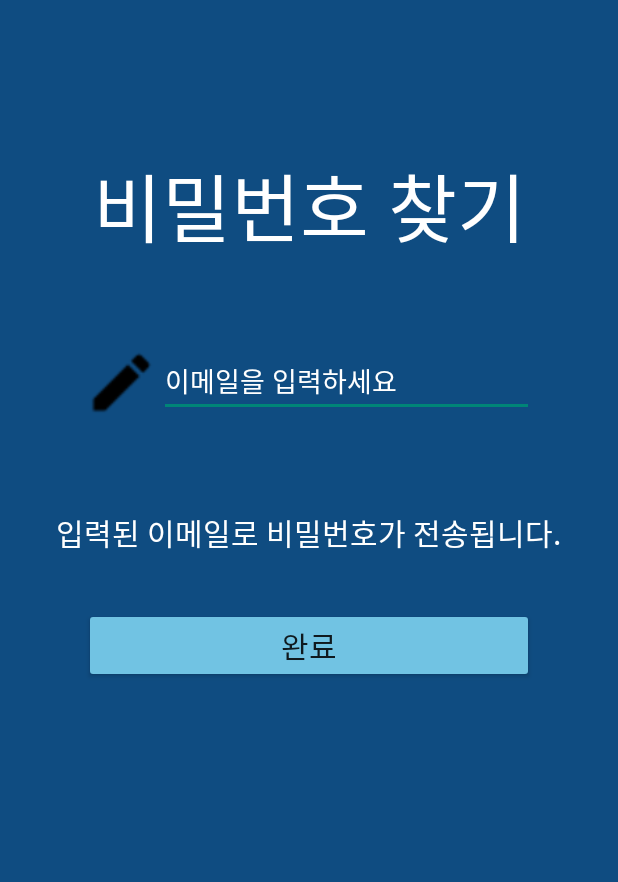
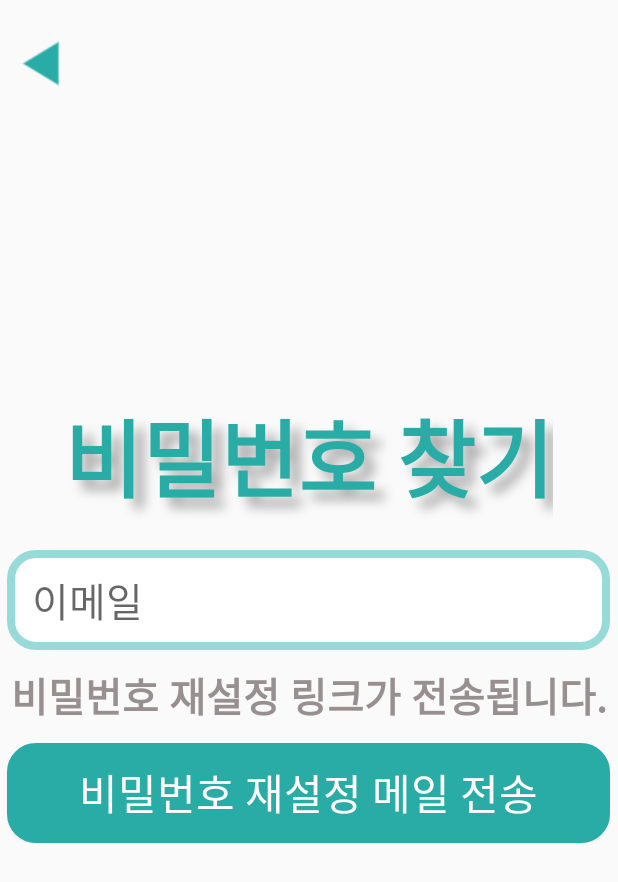
Before and after one commit to Hae-Riri/ObjectDetection, an Android app: the FindPasswordActivity screen opened directly, with no data from a screen before it, on a phone screen of 412 x 824 dp. Shown: the top 882 px of the screen. Run offline under Robolectric (Android 15) with nearby library versions, the phone set to English and light mode, and no system bars; our stand-ins replace Firebase (no records; nobody signed in at launch, a user with empty details on screens opened directly).

Commit message:
findPW complete

```diff
--- a/app/src/main/java/org/tensorflow/lite/examples/detection/FindPasswordActivity.java
+++ b/app/src/main/java/org/tensorflow/lite/examples/detection/FindPasswordActivity.java
@@ -1,27 +1,83 @@
 package org.tensorflow.lite.examples.detection;
 
+import android.app.ProgressDialog;
 import android.content.Intent;
 import android.os.Bundle;
 import android.view.View;
 import android.widget.Button;
+import android.widget.EditText;
+import android.widget.ImageView;
+import android.widget.Toast;
 
+import androidx.annotation.NonNull;
 import androidx.appcompat.app.AppCompatActivity;
 
+import com.google.android.gms.tasks.OnCompleteListener;
+import com.google.android.gms.tasks.Task;
+import com.google.firebase.auth.FirebaseAuth;
+import com.google.firebase.auth.FirebaseUser;
+
 public class FindPasswordActivity extends AppCompatActivity {
+    ProgressDialog dialog;
+    private FirebaseAuth mAuth;
+    FirebaseUser currentUser;
+
+    EditText email;
+
     @Override
     protected void onCreate(Bundle savedInstanceState) {
         super.onCreate(savedInstanceState);
         setContentView(R.layout.activity_findpassword);
 
-        // 완료 버튼
-        Button emailBtn = (Button)findViewById(R.id.sendEmail);
-        emailBtn.setOnClickListener(new View.OnClickListener(){
+        //뒤로가기
+        ImageView backBtn = (ImageView) findViewById(R.id.backBtn);
+        backBtn.setOnClickListener(new View.OnClickListener() {
             @Override
-            public void onClick(View v){
-                Intent intent = new Intent(getApplicationContext(), LoginActivity.class);
+            public void onClick(View view) {
+                Intent intent = new Intent(FindPasswordActivity.this, LoginActivity.class);
                 startActivity(intent);
             }
         });
 
+        email=(EditText)findViewById(R.id.email);
+
+        Button findBtn = (Button)findViewById(R.id.findPW);
+        findBtn.setOnClickListener(new View.OnClickListener() {
+            @Override
+            public void onClick(View view) {
+                if(!email.getText().toString().matches(getString(R.string.email_match_checker))){
+                    Toast.makeText(FindPasswordActivity.this,"이메일 형식이 아닙니다.",Toast.LENGTH_SHORT).show();
+                }else{
+                    findPassword();
+                }
+            }
+        });
+
+    }
+
+    private void findPassword() {
+        //마지막 인자인 indeterminate가 true이면 안 꺼짐
+        dialog =ProgressDialog.show(FindPasswordActivity.this,"","이메일 전송 중입니다.",true);
+        mAuth = FirebaseAuth.getInstance();
+        String emailAddress = email.getText().toString();
+
+        mAuth.sendPasswordResetEmail(emailAddress)
+                .addOnCompleteListener(new OnCompleteListener<Void>() {
+                    @Override
+                    public void onComplete(@NonNull Task<Void> task) {
+                        Toast.makeText(FindPasswordActivity.this,"비밀번호 재설정 이메일을 보냈습니다.",Toast.LENGTH_SHORT).show();
+                        finish();
+                        dialog.dismiss();
+
+                        currentUser = mAuth.getCurrentUser();
+
+                        if(currentUser!=null){
+                            Intent intent=new Intent(getApplication(),LoginActivity.class);
+                            startActivity(intent);
+                            overridePendingTransition(R.anim.fade_in,R.anim.fade_out);
+                            finish();
+                        }
+                    }
+                });
     }
 }
--- a/app/src/main/java/org/tensorflow/lite/examples/detection/LegacyCameraConnectionFragment.java
+++ b/app/src/main/java/org/tensorflow/lite/examples/detection/LegacyCameraConnectionFragment.java
@@ -86,7 +86,7 @@ public class LegacyCameraConnectionFragment extends Fragment {
             Size previewSize =
                 CameraConnectionFragment.chooseOptimalSize(
                     sizes, desiredSize.getWidth(), desiredSize.getHeight());
-            parameters.setPreviewSize(previewSize.getWidth(), previewSize.getHeight());
+            parameters.setPreviewSize(previewSize.getWidth(), previewSize.getHeight());//previewSize.getHeight()
             camera.setDisplayOrientation(90);
             camera.setParameters(parameters);
             camera.setPreviewTexture(texture);
--- a/app/src/main/res/layout/activity_findpassword.xml
+++ b/app/src/main/res/layout/activity_findpassword.xml
@@ -1,99 +1,85 @@
 <?xml version="1.0" encoding="utf-8"?>
-<androidx.constraintlayout.widget.ConstraintLayout
-    xmlns:android="http://schemas.android.com/apk/res/android"
+<RelativeLayout xmlns:android="http://schemas.android.com/apk/res/android"
     xmlns:app="http://schemas.android.com/apk/res-auto"
     xmlns:tools="http://schemas.android.com/tools"
     android:layout_width="match_parent"
     android:layout_height="match_parent"
-    android:background="@color/background_color">
+    android:orientation="vertical"
+    android:id="@+id/root"
+    >
 
-    <TextView
-        android:id="@+id/textView"
-        android:layout_width="wrap_content"
-        android:layout_height="wrap_content"
-        android:layout_marginTop="100dp"
-        android:text="비밀번호 찾기"
-        android:textColor="#FFFFFF"
-        android:textSize="50sp"
-        app:layout_constraintEnd_toEndOf="parent"
-        app:layout_constraintStart_toStartOf="parent"
-        app:layout_constraintTop_toTopOf="parent" />
+    <ImageView
+        android:layout_marginStart="22px"
+        android:layout_marginTop="41px"
+        android:id="@+id/backBtn"
+        android:layout_width="37px"
+        android:layout_height="45px"
+        android:src="@drawable/back"
+        android:layout_gravity="top|left"/>
+
 
     <LinearLayout
-        android:layout_width="409dp"
-        android:layout_height="300dp"
-        android:layout_marginTop="56dp"
-        android:orientation="vertical"
-        app:layout_constraintEnd_toEndOf="parent"
-        app:layout_constraintStart_toStartOf="parent"
-        app:layout_constraintTop_toBottomOf="@+id/textView">
+        android:layout_centerInParent="true"
+        android:layout_width="match_parent"
+        android:layout_height="wrap_content"
+        android:layout_gravity="center_vertical"
+        android:gravity="center_vertical"
+        android:orientation="vertical">
 
-        <LinearLayout
-            android:layout_width="300dp"
-            android:layout_height="75dp"
+        <TextView
+            android:layout_width="wrap_content"
+            android:layout_height="wrap_content"
+            android:text="비밀번호 찾기"
+            android:textStyle="bold"
+            android:textColor="#2AACA6"
+            android:textSize="85px"
+            android:shadowColor="#A6A6A6"
+            android:shadowDx="10"
+            android:shadowDy="10"
+            android:shadowRadius="9"
+            android:layout_gravity="center"/>
+
+        <EditText
+            android:id="@+id/email"
+            android:layout_marginTop="30px"
+            android:inputType="textWebEmailAddress"
             android:layout_gravity="center"
-            android:orientation="horizontal">
-
-            <ImageView
-                android:id="@+id/imageView3"
-                android:layout_width="50dp"
-                android:layout_height="50dp"
-                android:layout_weight="1"
-                app:srcCompat="@drawable/edit_icon" />
-
-            <EditText
-                android:id="@+id/editText"
-                android:layout_width="250dp"
-                android:layout_height="wrap_content"
-                android:layout_weight="1"
-                android:ems="10"
-                android:hint="이메일을 입력하세요"
-                android:inputType="textEmailAddress"
-                android:textColorHint="#ffffff" />
-        </LinearLayout>
-
-        <LinearLayout
-            android:layout_width="350dp"
-            android:layout_height="100dp"
-            android:layout_gravity="center"
-            android:gravity="center"
-            android:orientation="horizontal"
-            app:layout_constraintBottom_toBottomOf="parent"
-            app:layout_constraintEnd_toEndOf="parent"
-            app:layout_constraintStart_toStartOf="parent"
-            app:layout_constraintTop_toTopOf="parent">
+            android:layout_width="603px"
+            android:layout_height="100px"
+            android:hint="이메일"
+            android:paddingLeft="25px"
+            android:textSize="40px"
+            android:background="@drawable/layout_round"/>
 
             <TextView
-                android:id="@+id/textView2"
-                android:layout_width="wrap_content"
-                android:layout_height="wrap_content"
-                android:layout_weight="1"
-                android:text="입력된 이메일로 비밀번호가 전송됩니다."
-                android:textAlignment="center"
-                android:textColor="#FFFFFF"
-                android:textSize="20sp" />
+                android:layout_width="match_parent"
+                android:layout_height="58px"
+                android:text="비밀번호 재설정 링크가 전송됩니다."
+                android:textStyle="bold"
+                android:textColor="#989090"
+                android:textSize="40px"
+                android:layout_gravity="center"
+                android:gravity="center"
+                android:layout_marginTop="15px"/>
 
-        </LinearLayout>
+        <Button
+            android:id="@+id/findPW"
+            android:layout_marginTop="20px"
+            android:layout_width="603px"
+            android:layout_height="100px"
+            android:gravity="center"
+            android:layout_gravity="center"
+            android:layout_marginEnd="35dp"
+            android:layout_marginStart="35dp"
+            android:background="@drawable/layout_round"
+            android:textColor="@color/white"
+            android:backgroundTint="#2AACA6"
+            android:text="비밀번호 재설정 메일 전송"
+            android:textSize="42px"/>
 
-        <LinearLayout
-            android:layout_width="300dp"
-            android:layout_height="70dp"
-            android:layout_gravity="center"
-            android:orientation="horizontal"
-            app:layout_constraintEnd_toEndOf="parent"
-            app:layout_constraintStart_toStartOf="parent">
 
-            <Button
-                android:id="@+id/sendEmail"
-                android:layout_width="wrap_content"
-                android:layout_height="wrap_content"
-                android:layout_weight="1"
-                android:backgroundTint="@color/button_color"
-                android:text="완료"
-                android:textSize="20sp"
-                app:layout_constraintEnd_toEndOf="parent"
-                app:layout_constraintStart_toStartOf="parent" />
-        </LinearLayout>
 
     </LinearLayout>
-</androidx.constraintlayout.widget.ConstraintLayout>
+
+
+</RelativeLayout>
--- a/app/src/main/res/layout/activity_phonelist.xml
+++ b/app/src/main/res/layout/activity_phonelist.xml
@@ -7,9 +7,11 @@
     android:background="@color/white">
 
     <ImageView
+        android:layout_marginStart="22px"
+        android:layout_marginTop="41px"
         android:id="@+id/backBtn1"
-        android:layout_width="60dp"
-        android:layout_height="60dp"
+        android:layout_width="37px"
+        android:layout_height="45px"
         app:layout_constraintStart_toStartOf="parent"
         app:layout_constraintTop_toTopOf="parent"
         app:srcCompat="@drawable/back" />
--- a/app/src/main/res/layout/settings.xml
+++ b/app/src/main/res/layout/settings.xml
@@ -1,6 +1,6 @@
 <?xml version="1.0" encoding="UTF-8"?>
 
-    <androidx.constraintlayout.widget.ConstraintLayout android:background="@color/background_color" android:layout_height="match_parent" android:layout_width="match_parent" xmlns:tools="http://schemas.android.com/tools" xmlns:app="http://schemas.android.com/apk/res-auto" xmlns:android="http://schemas.android.com/apk/res/android">
+    <LinearLayout android:background="@color/background_color" android:layout_height="match_parent" android:layout_width="match_parent" xmlns:tools="http://schemas.android.com/tools" xmlns:app="http://schemas.android.com/apk/res-auto" xmlns:android="http://schemas.android.com/apk/res/android">
 
     <ImageView android:layout_height="60dp" android:layout_width="60dp" app:srcCompat="@drawable/back" app:layout_constraintTop_toTopOf="parent" app:layout_constraintStart_toStartOf="parent" android:id="@+id/backBtn"/>
 
@@ -45,4 +45,4 @@
 
 </LinearLayout>
 
-</androidx.constraintlayout.widget.ConstraintLayout>
+</LinearLayout>
--- a/app/src/main/res/values/strings.xml
+++ b/app/src/main/res/values/strings.xml
@@ -1,6 +1,6 @@
 <resources>
     <string name="tfe_od_app_name" translation_description="Object Detection demo app [CHAR_LIMIT=40]">TFL Detect</string>
     <string name="tfe_od_camera_error" translation_description="Error regarding camera support[CHAR_LIMIT=40]">This device doesn\'t support Camera2 API.</string>
-
+    <string name="email_match_checker">^[_a-z0-9-]+(.[_a-z0-9-]+)*@(?:\\w+\\.)+\\w+$</string>
     <string name="app_name">HaniumSOS</string>
 </resources>
```
Also changed, not shown: app/src/main/java/org/tensorflow/lite/examples/detection/CameraActivity.java (+12 -12 lines), app/src/main/java/org/tensorflow/lite/examples/detection/SettingMenu.java (+0 -56 lines), app/src/main/java/org/tensorflow/lite/examples/detection/SignUpActivity.java (+11 -0 lines), app/src/main/res/layout/activity_signup.xml (+15 -3 lines), app/src/main/res/layout/tfe_od_activity_camera.xml (+39 -16 lines), app/src/main/res/drawable/back.png, 1 other file.
